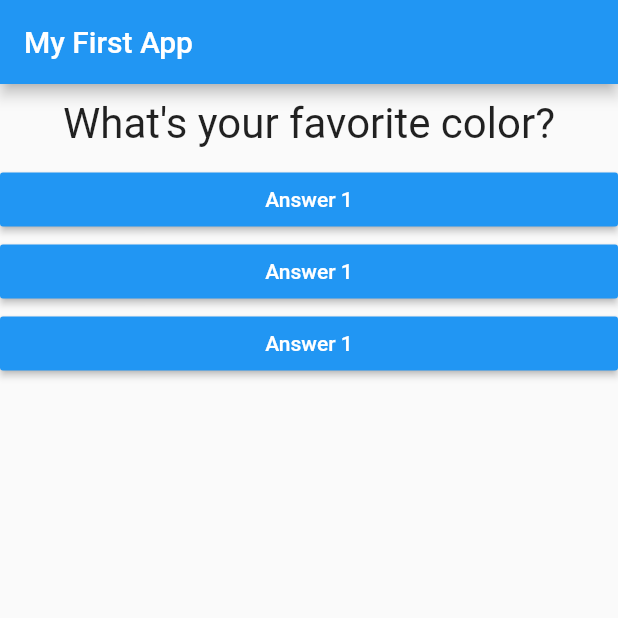
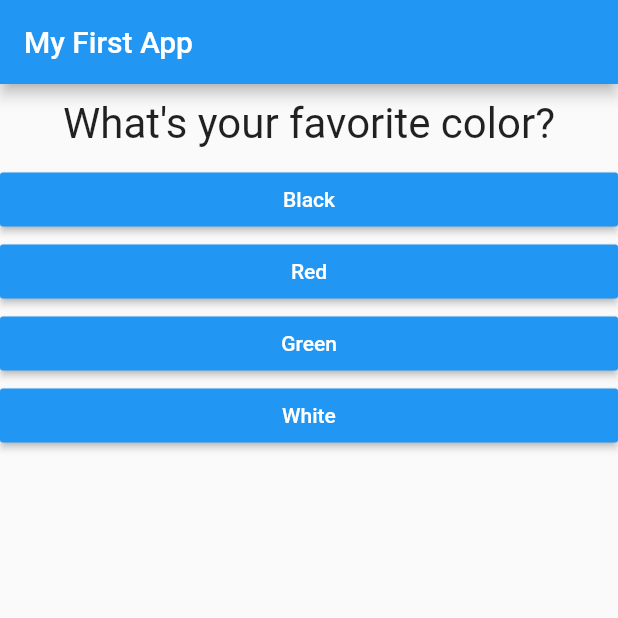
Before and after one commit to romansenin/flutter-personality-quiz, a Flutter app: the screen it shows after launch, on a phone screen of 412 x 824 dp, the top half of it. Run offline on Flutter 3.47's test engine with Material 2 defaults, Android fonts, the phone set to English and light mode, and no system bars.

Commit message:
convert each question to map with array of answers

```diff
--- a/lib/answer.dart
+++ b/lib/answer.dart
@@ -1,9 +1,10 @@
 import 'package:flutter/material.dart';
 
 class Answer extends StatelessWidget {
-  final Function answerQuestion;
+  final Function handleAnswer;
+  final String answerText;
 
-  Answer(this.answerQuestion);
+  Answer(this.handleAnswer, this.answerText);
 
   @override
   Widget build(BuildContext context) {
@@ -12,8 +13,8 @@ class Answer extends StatelessWidget {
       child: RaisedButton(
         color: Colors.blue,
         textColor: Colors.white,
-        child: Text("Answer 1"),
-        onPressed: answerQuestion,
+        child: Text(answerText),
+        onPressed: handleAnswer,
       ),
     );
   }
--- a/lib/main.dart
+++ b/lib/main.dart
@@ -24,9 +24,19 @@ class _MyAppState extends State<MyApp> {
 
   @override
   Widget build(context) {
-    var questions = [
-      "What's your favorite color?",
-      "What's your favorite animal?"
+    const questions = [
+      {
+        "questionText": "What's your favorite color?",
+        "answers": ["Black", "Red", "Green", "White"],
+      },
+      {
+        "questionText": "What's your favorite animal?",
+        "answers": ["Rabbit", "Snake", "Elephant", "Lion"],
+      },
+      {
+        "questionText": "Who's your favorite instructor?",
+        "answers": ["Max", "Max", "Max", "Max"],
+      },
     ];
     return MaterialApp(
       home: Scaffold(
@@ -36,11 +46,11 @@ class _MyAppState extends State<MyApp> {
         body: Column(
           children: [
             Question(
-              questions[_questionIndex],
+              questions[_questionIndex]["questionText"],
             ),
-            Answer(_answerQuestion),
-            Answer(_answerQuestion),
-            Answer(_answerQuestion),
+            ...(questions[_questionIndex]["answers"] as List<String>)
+                .map((answer) => Answer(_answerQuestion, answer))
+                .toList()
           ],
         ),
       ),
```
